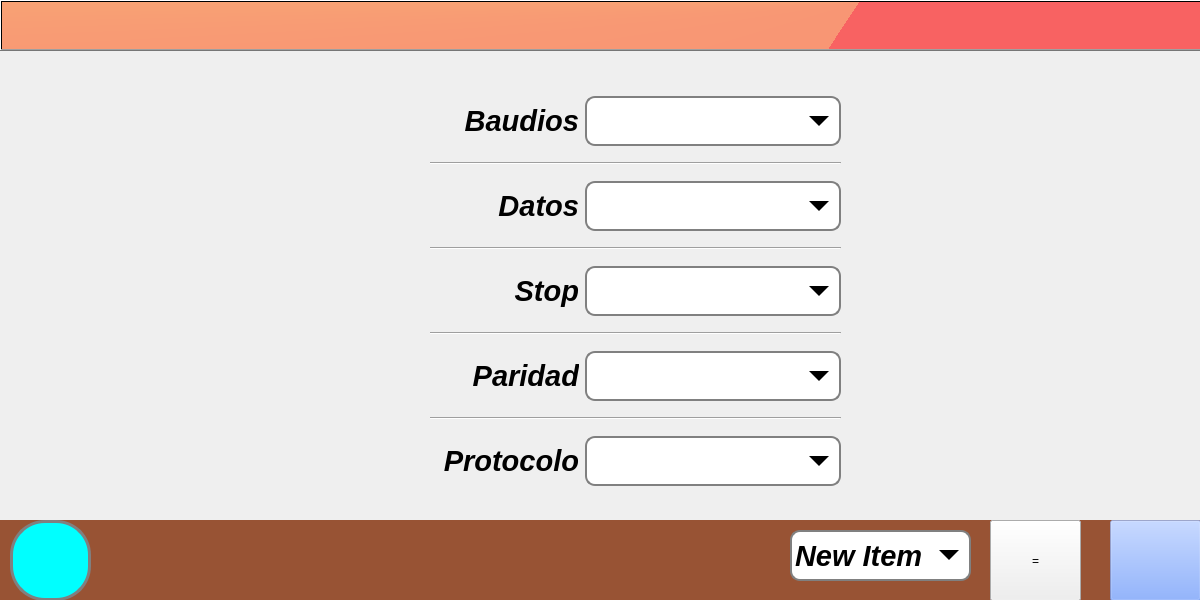
Old version of the form mainwindow.ui in the repository ATG-cmd/ATG-VA.
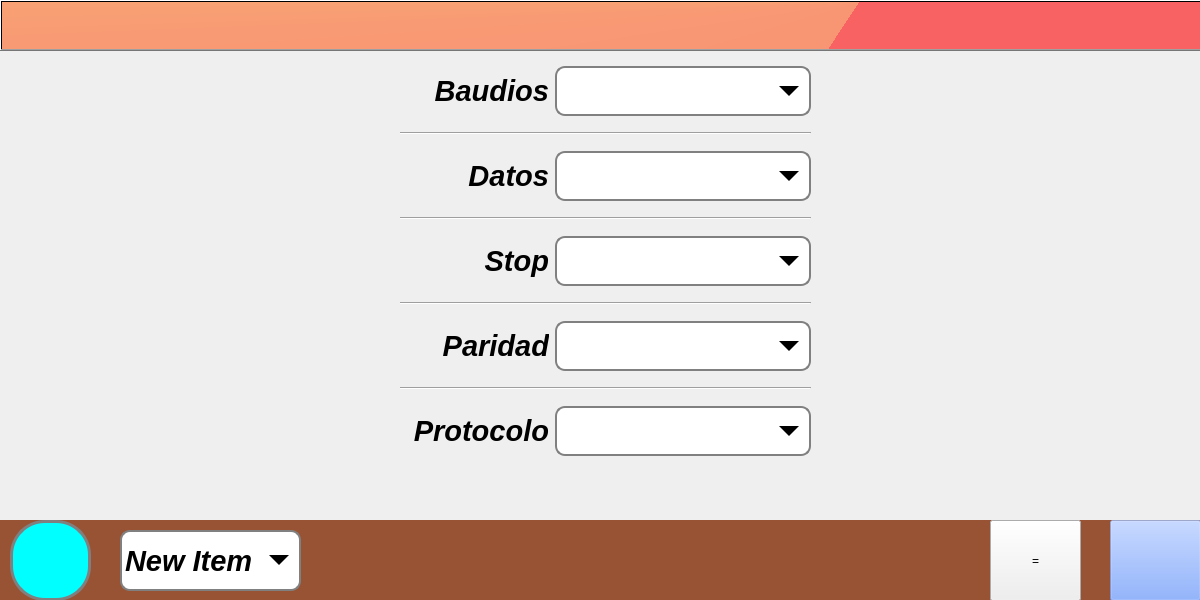
New version of the form. The open tabs and pages were chosen to show the change. Icons and pictures are not drawn.

Commit message: Iniciando con configuracion de sonda y comunucador

Patch:
```diff
--- a/mainwindow.ui
+++ b/mainwindow.ui
@@ -4084,8 +4084,8 @@
      <widget class="QWidget" name="gridLayoutWidget_2">
       <property name="geometry">
        <rect>
-        <x>430</x>
-        <y>40</y>
+        <x>400</x>
+        <y>10</y>
         <width>411</width>
         <height>411</height>
        </rect>
@@ -4803,10 +4803,10 @@
    <widget class="QComboBox" name="ComboSeleccion">
     <property name="geometry">
      <rect>
-      <x>790</x>
+      <x>120</x>
       <y>530</y>
       <width>181</width>
-      <height>51</height>
+      <height>61</height>
      </rect>
     </property>
     <property name="font">
```
Left out of the diff: 4 changed lines with no effect on the pictures. The commit also changes 2 other files.
